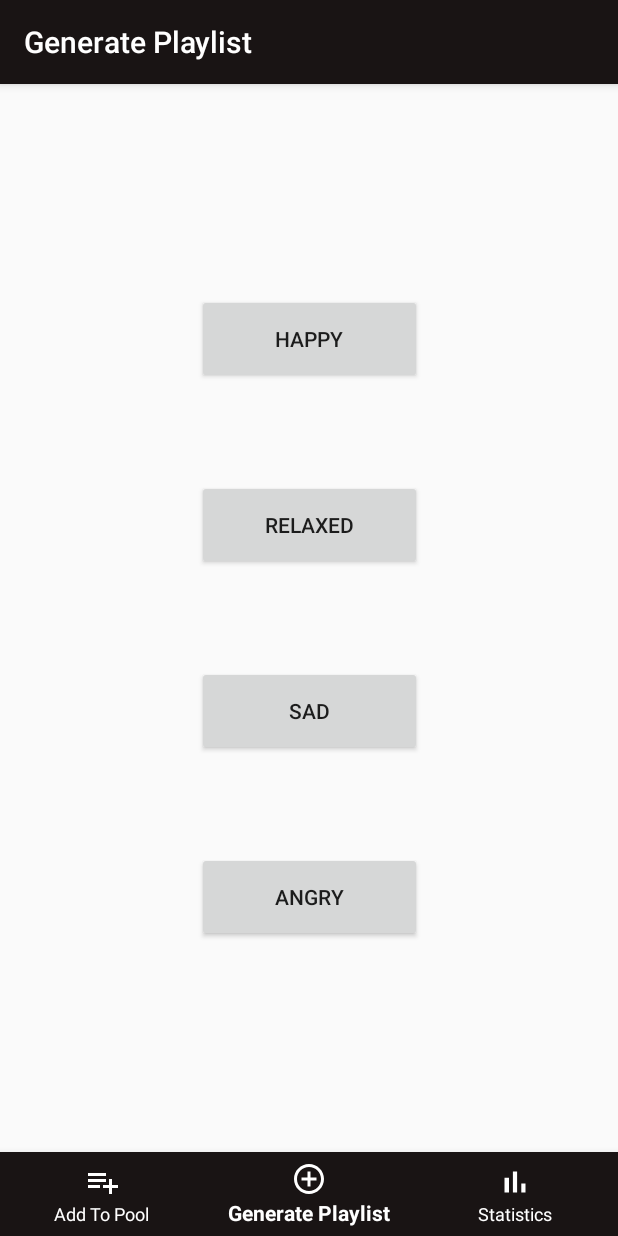
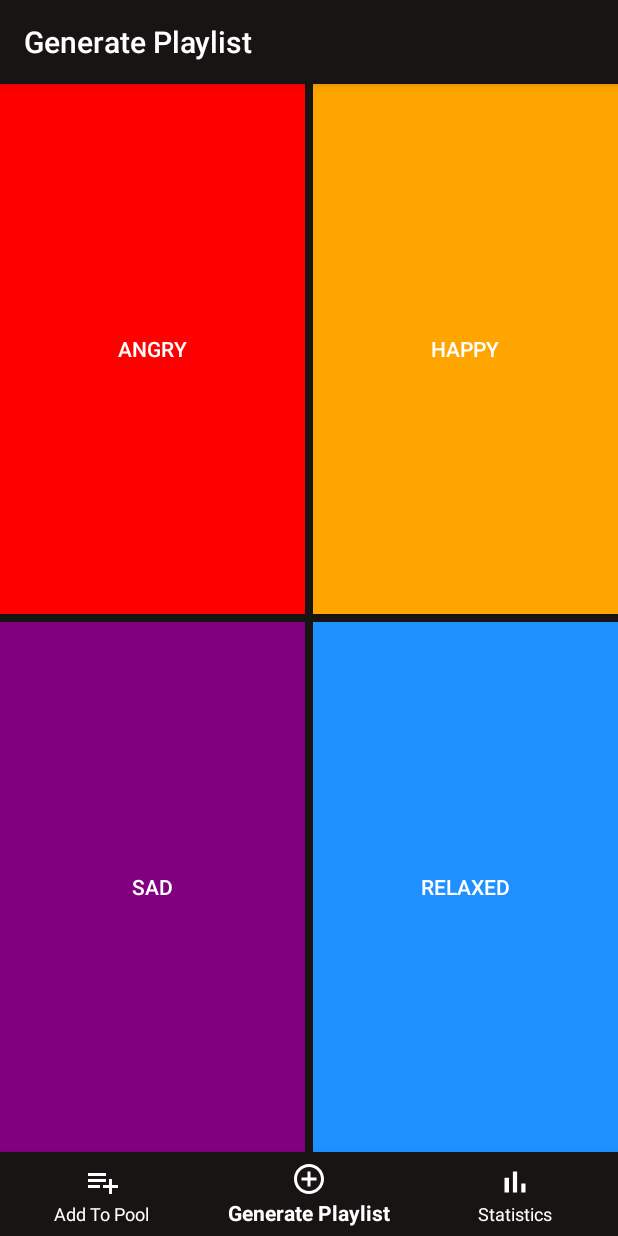
Before and after one commit to LMChavez980/FYP-Moodify, an Android app: the GenerateFrag screen opened directly, with no data from a screen before it, item 2 of the bottom bar chosen, on a phone screen of 412 x 824 dp. Run offline under Robolectric (Android 15) with nearby library versions, the phone set to English and light mode, and no system bars; libraries missing offline, so code that uses them is left out: com.spotify.android, kaaes.spotify.webapi.

Commit message:
added alternate for generate playlist

```diff
--- a/MoodifyApp/app/src/main/java/com/fypmood/moodify/GenerateFrag.java
+++ b/MoodifyApp/app/src/main/java/com/fypmood/moodify/GenerateFrag.java
@@ -12,7 +12,7 @@ public class GenerateFrag extends Fragment {
     @Override
     public View onCreateView (LayoutInflater inflater, ViewGroup container,
                               Bundle savedInstanceState){
-        return inflater.inflate(R.layout.fragment_generate, container, false);
+        return inflater.inflate(R.layout.fragment_generate_grid, container, false);
     }
 
 }
--- /dev/null
+++ b/MoodifyApp/app/src/main/res/layout/fragment_generate_grid.xml
@@ -0,0 +1,76 @@
+<?xml version="1.0" encoding="utf-8"?>
+<RelativeLayout xmlns:android="http://schemas.android.com/apk/res/android"
+    xmlns:tools="http://schemas.android.com/tools"
+    android:layout_width="match_parent"
+    android:layout_height="match_parent"
+    android:background="@color/SpotifyBlack">
+
+    <View
+        android:id="@+id/VerticalDivider"
+        android:layout_width="match_parent"
+        android:layout_height="5dp"
+        android:layout_centerVertical="true"
+        android:background="@color/SpotifyBlack"
+        android:visibility="visible" />
+
+    <View
+        android:id="@+id/HorizontalDivider"
+        android:layout_width="5dp"
+        android:layout_height="match_parent"
+        android:layout_centerHorizontal="true"
+        android:background="@color/SpotifyBlack"
+        android:visibility="visible" />
+
+    <Button
+        android:id="@+id/select_angry_btn"
+        android:layout_width="match_parent"
+        android:layout_height="match_parent"
+        android:layout_above="@id/VerticalDivider"
+        android:layout_alignParentStart="true"
+        android:layout_alignParentTop="true"
+        android:layout_toStartOf="@id/HorizontalDivider"
+        android:background="#FF0000"
+        android:gravity="center"
+        android:text="@string/angry"
+        android:textColor="@color/SpotifyWhite" />
+
+    <Button
+        android:id="@+id/select_happy_btn"
+        android:layout_width="match_parent"
+        android:layout_height="match_parent"
+        android:layout_above="@id/VerticalDivider"
+        android:layout_alignParentTop="true"
+        android:layout_alignParentEnd="true"
+        android:layout_toEndOf="@+id/HorizontalDivider"
+        android:background="#FFA500"
+        android:gravity="center"
+        android:text="@string/happy"
+        android:textColor="@color/SpotifyWhite" />
+
+    <Button
+        android:id="@+id/select_relaxed_btn"
+        android:layout_width="match_parent"
+        android:layout_height="match_parent"
+        android:layout_below="@+id/VerticalDivider"
+        android:layout_alignParentEnd="true"
+        android:layout_alignParentBottom="true"
+        android:layout_toEndOf="@+id/HorizontalDivider"
+        android:background="#1E90FF"
+        android:gravity="center"
+        android:text="@string/relaxed"
+        android:textColor="@color/SpotifyWhite" />
+
+    <Button
+        android:id="@+id/select_sad_btn"
+        android:layout_width="match_parent"
+        android:layout_height="match_parent"
+        android:layout_below="@+id/VerticalDivider"
+        android:layout_alignParentStart="true"
+        android:layout_alignParentBottom="true"
+        android:layout_toStartOf="@+id/HorizontalDivider"
+        android:background="#800080"
+        android:gravity="center"
+        android:text="@string/sad"
+        android:textColor="@color/SpotifyWhite" />
+
+</RelativeLayout>
--- a/MoodifyApp/app/src/main/res/values/styles.xml
+++ b/MoodifyApp/app/src/main/res/values/styles.xml
@@ -3,8 +3,7 @@
     <style name="AppTheme" parent="Theme.AppCompat.Light.DarkActionBar">
         <!-- Customize your theme here. -->
         <item name="colorPrimary">@color/SpotifyBlack</item>
-        <item name="colorPrimaryDark">@color/colorPrimaryDark</item>
-        <item name="colorAccent">@color/colorAccent</item>
+        <item name="colorAccent">@color/SpotifyGreen</item>
     </style>
 
     <style name="playlist_list_style">
```
